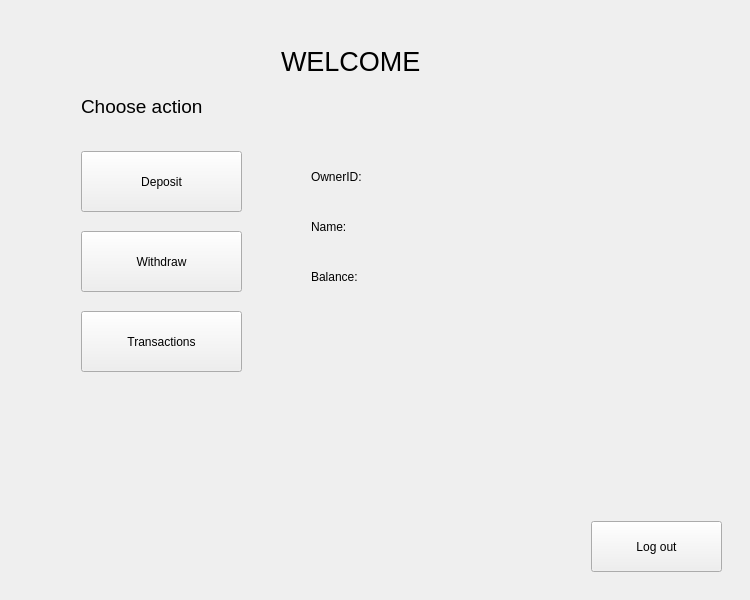
25kmo-project/group_11, file bank-automat/gui/accountview.ui: the form before one commit.
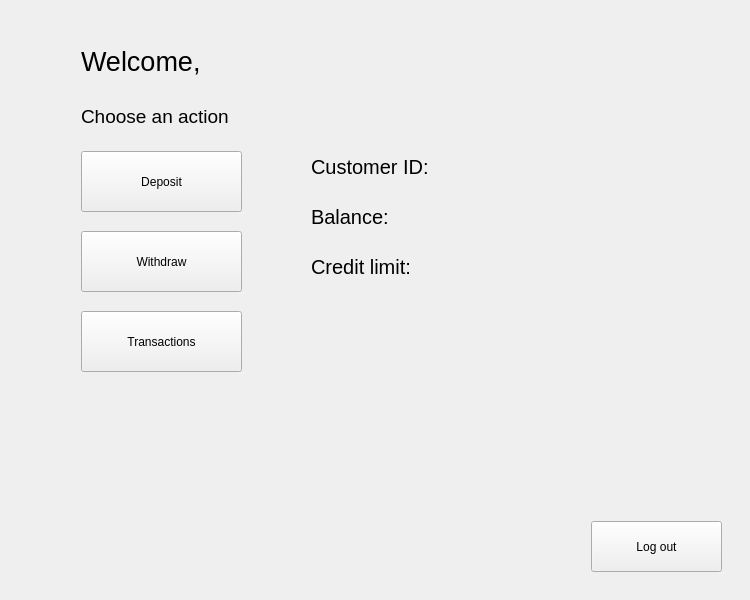
The form after the commit.

Commit message:
Lisätty credit limit teksti pääikkunaan
- Credit tilillä "Balance" muuttuu "Available credit" ja credit limit tulee myös näkyviin
- Siirretty myös nimi welcome tekstiin

```diff
--- a/bank-automat/gui/accountview.ui
+++ b/bank-automat/gui/accountview.ui
@@ -26,12 +26,17 @@
       <widget class="QLabel" name="labelBalance">
        <property name="geometry">
         <rect>
-         <x>400</x>
-         <y>250</y>
+         <x>480</x>
+         <y>190</y>
          <width>191</width>
          <height>31</height>
         </rect>
        </property>
+       <property name="font">
+        <font>
+         <pointsize>15</pointsize>
+        </font>
+       </property>
        <property name="text">
         <string/>
        </property>
@@ -52,9 +57,9 @@
       <widget class="QLabel" name="title">
        <property name="geometry">
         <rect>
-         <x>270</x>
+         <x>70</x>
          <y>30</y>
-         <width>241</width>
+         <width>601</width>
          <height>41</height>
         </rect>
        </property>
@@ -64,7 +69,10 @@
         </font>
        </property>
        <property name="text">
-        <string>WELCOME</string>
+        <string>Welcome,</string>
+       </property>
+       <property name="alignment">
+        <set>Qt::AlignmentFlag::AlignLeading|Qt::AlignmentFlag::AlignLeft|Qt::AlignmentFlag::AlignVCenter</set>
        </property>
       </widget>
       <widget class="QPushButton" name="btnShowTransactions">
@@ -97,11 +105,16 @@
        <property name="geometry">
         <rect>
          <x>300</x>
-         <y>250</y>
-         <width>81</width>
+         <y>190</y>
+         <width>181</width>
          <height>31</height>
         </rect>
        </property>
+       <property name="font">
+        <font>
+         <pointsize>15</pointsize>
+        </font>
+       </property>
        <property name="text">
         <string>Balance:</string>
        </property>
@@ -123,8 +136,8 @@
        <property name="geometry">
         <rect>
          <x>70</x>
-         <y>80</y>
-         <width>151</width>
+         <y>90</y>
+         <width>181</width>
          <height>31</height>
         </rect>
        </property>
@@ -134,7 +147,7 @@
         </font>
        </property>
        <property name="text">
-        <string>Choose action</string>
+        <string>Choose an action</string>
        </property>
       </widget>
       <widget class="QPushButton" name="btnDeposit">
@@ -154,37 +167,34 @@
        <property name="geometry">
         <rect>
          <x>300</x>
-         <y>150</y>
-         <width>81</width>
+         <y>140</y>
+         <width>161</width>
          <height>31</height>
         </rect>
        </property>
-       <property name="text">
-        <string>OwnerID:</string>
+       <property name="font">
+        <font>
+         <pointsize>15</pointsize>
+        </font>
        </property>
-      </widget>
-      <widget class="QLabel" name="hint3">
-       <property name="geometry">
-        <rect>
-         <x>300</x>
-         <y>200</y>
-         <width>81</width>
-         <height>31</height>
-        </rect>
-       </property>
        <property name="text">
-        <string>Name:</string>
+        <string>Customer ID:</string>
        </property>
       </widget>
       <widget class="QLabel" name="labelOwnerId">
        <property name="geometry">
         <rect>
-         <x>400</x>
-         <y>150</y>
+         <x>480</x>
+         <y>140</y>
          <width>191</width>
          <height>31</height>
         </rect>
        </property>
+       <property name="font">
+        <font>
+         <pointsize>15</pointsize>
+        </font>
+       </property>
        <property name="text">
         <string/>
        </property>
@@ -192,8 +202,26 @@
       <widget class="QLabel" name="labelOwnerFullName">
        <property name="geometry">
         <rect>
-         <x>400</x>
-         <y>200</y>
+         <x>300</x>
+         <y>240</y>
+         <width>141</width>
+         <height>31</height>
+        </rect>
+       </property>
+       <property name="font">
+        <font>
+         <pointsize>15</pointsize>
+        </font>
+       </property>
+       <property name="text">
+        <string>Credit limit:</string>
+       </property>
+      </widget>
+      <widget class="QLabel" name="labelCreditLimit">
+       <property name="geometry">
+        <rect>
+         <x>480</x>
+         <y>240</y>
          <width>191</width>
          <height>31</height>
         </rect>
```
Left out of the diff: 7 changed lines with no effect on the pictures. The commit also changes 1 other file.
